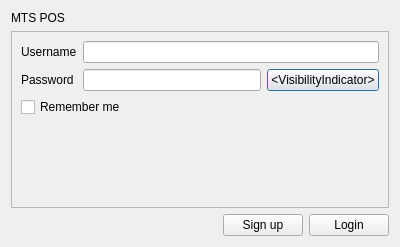
rondalefloyd/mts-pos, file app/ui/dialogs/login.ui: the form before one commit.
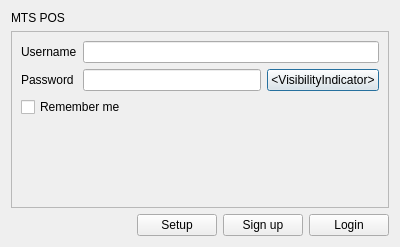
The form after the commit.

The edit to the form file:
```diff
--- a/app/ui/dialogs/login.ui
+++ b/app/ui/dialogs/login.ui
@@ -115,6 +115,13 @@
        </property>
       </spacer>
      </item>
+     <item>
+      <widget class="QPushButton" name="pushButtonSetup">
+       <property name="text">
+        <string>Setup</string>
+       </property>
+      </widget>
+     </item>
      <item>
       <widget class="QPushButton" name="pushButtonSignUp">
        <property name="text">
```
